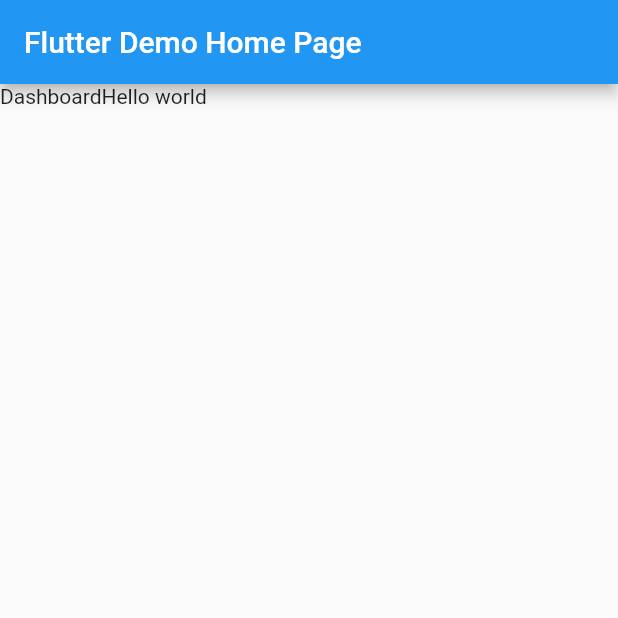
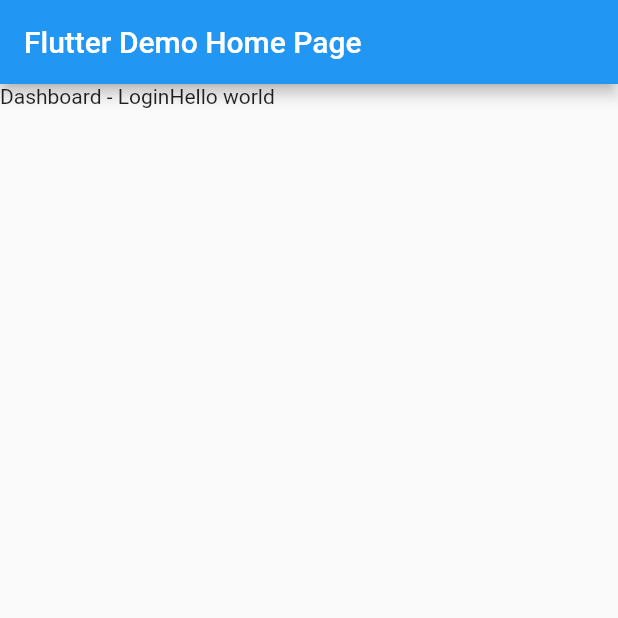
Before and after one commit to raintysquaredemo/dashboard-app, a Flutter app: the screen it shows after launch, on a phone screen of 412 x 824 dp, the top half of it. Run offline on Flutter 3.47's test engine with Material 2 defaults, Android fonts, the phone set to English and light mode, and no system bars.

Commit message:
Add - login

```diff
--- a/lib/main.dart
+++ b/lib/main.dart
@@ -80,7 +80,7 @@ class _MyHomePageState extends State<MyHomePage> {
           children: [
             Row(
               children: [
-                Text('Dashboard'),
+                Text('Dashboard - Login'),
 		Text('Hello world'),
               ],
             )
```
